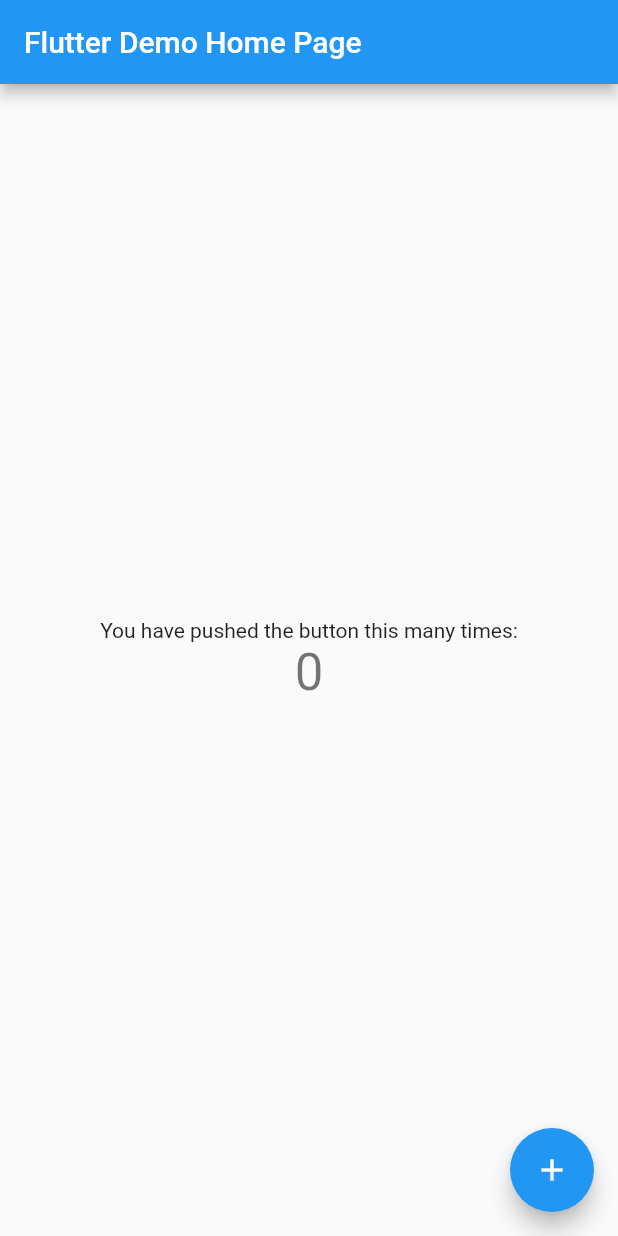
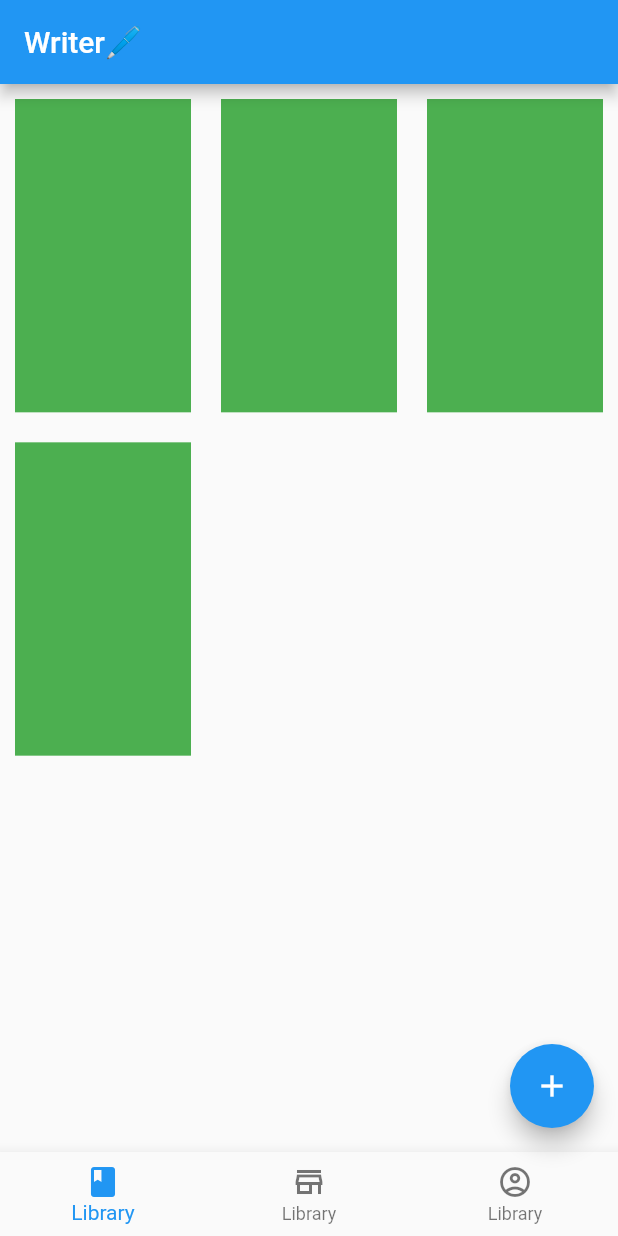
Before and after one commit to fbede/Writer, a Flutter app: the screen it shows after launch, on a phone screen of 412 x 824 dp. Run offline on Flutter 3.47's test engine with Material 2 defaults, Android fonts, the phone set to English and light mode, and no system bars.

Commit message:
Created responsive class to handle responsive pages

```diff
--- /dev/null
+++ b/lib/core/sample_page.dart
@@ -0,0 +1,19 @@
+import 'package:flutter/widgets.dart';
+
+// Made abstract to prevent creating an instance
+abstract class ResponsivePage extends StatelessWidget {
+  const ResponsivePage({Key? key}) : super(key: key);
+
+  static Widget buildResponsivePage(Widget mobileLayout, Widget tabLayout) {
+    return LayoutBuilder(builder: (context, constraints) {
+      // ? Maybe Finetune Responsivness Later
+      var aspectRatio = (MediaQuery.of(context).size.width /
+          (MediaQuery.of(context).size.height));
+      if ((constraints.maxWidth > 400) && (aspectRatio >= 0.6)) {
+        return tabLayout;
+      } else {
+        return mobileLayout;
+      }
+    });
+  }
+}
--- /dev/null
+++ b/lib/home/home_page.dart
@@ -0,0 +1,85 @@
+import 'package:flutter/material.dart';
+import 'package:writer/core/sample_page.dart';
+import 'package:writer/utils/strings.dart';
+
+//Todo: Modify to Responsive Layout
+class HomePage extends StatelessWidget {
+  final mobileLayout = _MobileHomePage();
+  final tabletLayout = _TabletHomePage();
+
+  HomePage({Key? key}) : super(key: key);
+
+  @override
+  Widget build(BuildContext context) {
+    // ? Maybe Finetune Responsivness Later
+    return LayoutBuilder(builder: (context, constraints) {
+      var aspectRatio = (MediaQuery.of(context).size.width /
+          (MediaQuery.of(context).size.height));
+      if ((constraints.maxWidth > 400) && (aspectRatio >= 0.6)) {
+        return tabletLayout;
+      } else {
+        return mobileLayout;
+      }
+    });
+  }
+}
+
+class _TabletHomePage extends StatelessWidget {
+  @override
+  Widget build(BuildContext context) {
+    return const Text(" I'm a tablet");
+  }
+}
+
+class _MobileHomePage extends StatelessWidget {
+  @override
+  Widget build(BuildContext context) {
+    return Scaffold(
+      appBar: AppBar(
+        title: const Text(stringAppName),
+      ),
+      body: GridView(
+        gridDelegate: const SliverGridDelegateWithMaxCrossAxisExtent(
+            maxCrossAxisExtent: 150, childAspectRatio: 0.6),
+        children: [
+          Container(
+            margin: const EdgeInsets.all(10),
+            color: Colors.green,
+          ),
+          Container(
+            margin: const EdgeInsets.all(10),
+            color: Colors.green,
+          ),
+          Container(
+            margin: const EdgeInsets.all(10),
+            color: Colors.green,
+          ),
+          Container(
+            margin: const EdgeInsets.all(10),
+            color: Colors.green,
+          ),
+        ],
+      ),
+      floatingActionButton: FloatingActionButton(
+        onPressed: (() {}),
+        tooltip: 'Increment',
+        child: const Icon(Icons.add),
+      ),
+      bottomNavigationBar: BottomNavigationBar(items: const [
+        BottomNavigationBarItem(
+            icon: Icon(Icons.class_outlined),
+            label: stringLibrary,
+            activeIcon: Icon(Icons.class_)),
+        BottomNavigationBarItem(
+            icon: Icon(Icons.store_mall_directory_outlined),
+            label: stringLibrary,
+            activeIcon: Icon(Icons.store_mall_directory)),
+        BottomNavigationBarItem(
+            icon: Icon(Icons.account_circle_outlined),
+            label: stringLibrary,
+            activeIcon: Icon(Icons.account_circle),
+            backgroundColor: Colors.blue),
+      ]),
+    );
+  }
+}
--- a/lib/main.dart
+++ b/lib/main.dart
@@ -1,4 +1,7 @@
 import 'package:flutter/material.dart';
+
+import 'home/home_page.dart';
+import 'home/home_page.dart';
 
 /*
  * THINGS TO DO
@@ -20,57 +23,11 @@
   Widget build(BuildContext context) {
     return MaterialApp(
       title: 'Flutter Demo',
+      //Todo: Modify Theme Information Later
       theme: ThemeData(
         primarySwatch: Colors.blue,
       ),
-      home: const MyHomePage(title: 'Flutter Demo Home Page'),
+      home: HomePage(),
     );
   }
 }
-
-class MyHomePage extends StatefulWidget {
-  const MyHomePage({Key? key, required this.title}) : super(key: key);
-
-  final String title;
-
-  @override
-  State<MyHomePage> createState() => _MyHomePageState();
-}
-
-class _MyHomePageState extends State<MyHomePage> {
-  int _counter = 0;
-
-  void _incrementCounter() {
-    setState(() {
-      _counter++;
-    });
-  }
-
-  @override
-  Widget build(BuildContext context) {
-    return Scaffold(
-      appBar: AppBar(
-        title: Text(widget.title),
-      ),
-      body: Center(
-        child: Column(
-          mainAxisAlignment: MainAxisAlignment.center,
-          children: <Widget>[
-            const Text(
-              'You have pushed the button this many times:',
-            ),
-            Text(
-              '$_counter',
-              style: Theme.of(context).textTheme.headline4,
-            ),
-          ],
-        ),
-      ),
-      floatingActionButton: FloatingActionButton(
-        onPressed: _incrementCounter,
-        tooltip: 'Increment',
-        child: const Icon(Icons.add),
-      ),
-    );
-  }
-}
--- /dev/null
+++ b/lib/utils/strings.dart
@@ -0,0 +1,2 @@
+const stringAppName = 'Writer🖊';
+const stringLibrary = 'Library';
```
Also changed, not shown: pubspec.yaml (+5 -17 lines), lib/home/mobile_home_page.dart (added), 1 other file.
